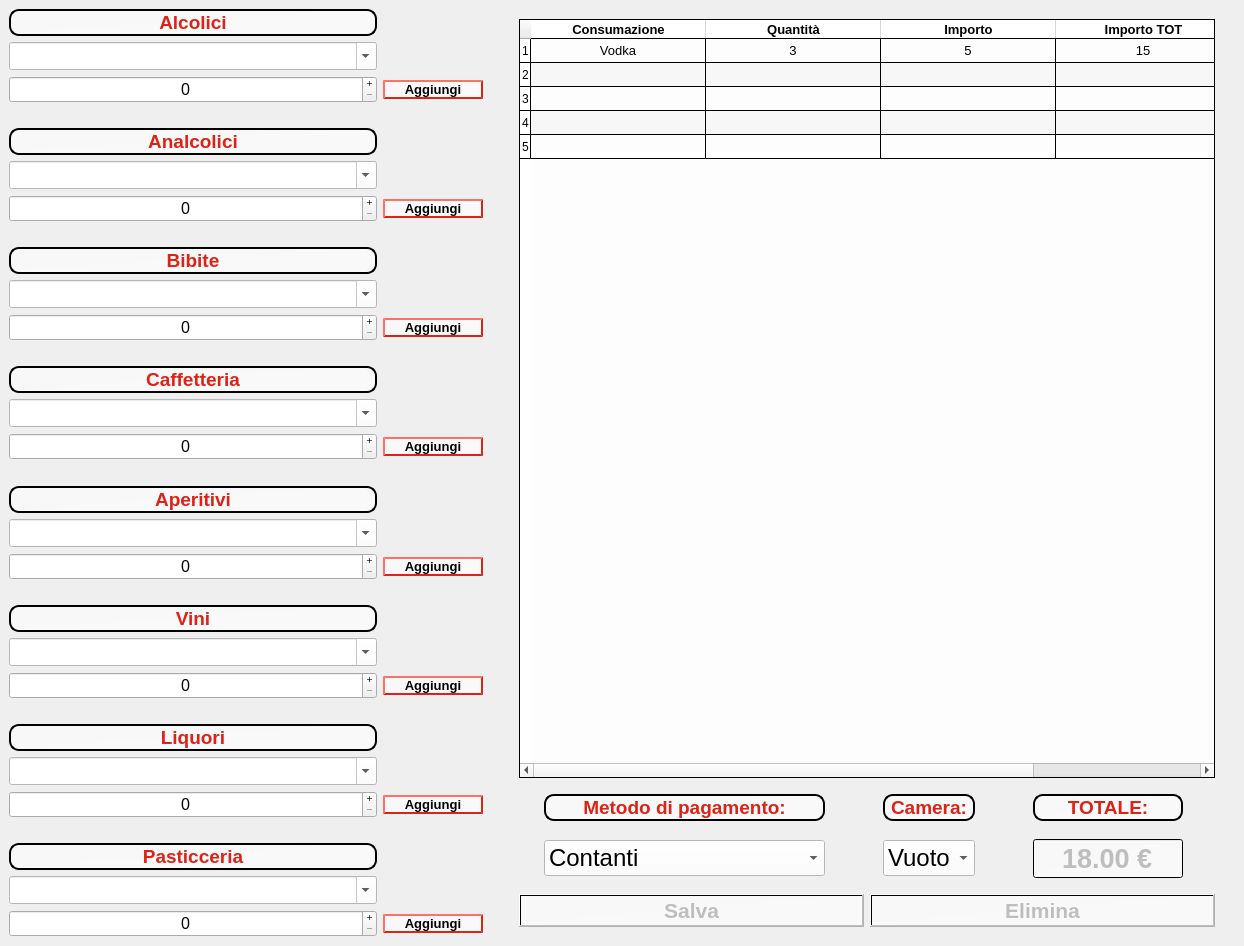
Above: ui/servizio_bar_2.ui from Raccispini/Progetto-Hotel before the change. Below: the same form after it.
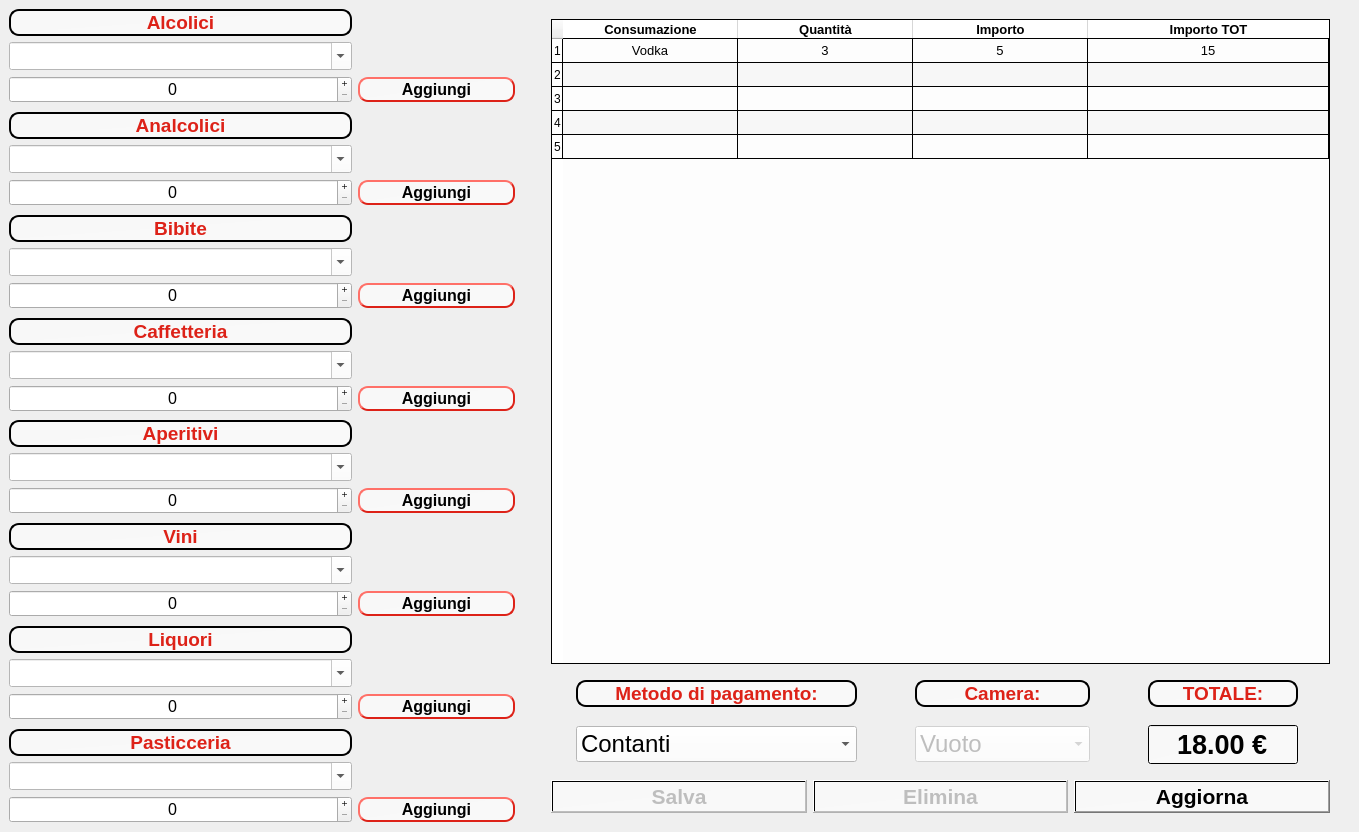
That is the form after the change. Icons and pictures are not drawn.

The edit to the form file:
```diff
--- a/ui/servizio_bar_2.ui
+++ b/ui/servizio_bar_2.ui
@@ -6,8 +6,8 @@
    <rect>
     <x>0</x>
     <y>0</y>
-    <width>1244</width>
-    <height>946</height>
+    <width>1359</width>
+    <height>832</height>
    </rect>
   </property>
   <property name="windowTitle">
@@ -578,6 +578,12 @@
           <verstretch>0</verstretch>
          </sizepolicy>
         </property>
+        <property name="minimumSize">
+         <size>
+          <width>157</width>
+          <height>25</height>
+         </size>
+        </property>
         <property name="maximumSize">
          <size>
           <width>100</width>
@@ -587,7 +593,7 @@
         <property name="font">
          <font>
           <family>Arial</family>
-          <pointsize>10</pointsize>
+          <pointsize>12</pointsize>
           <weight>75</weight>
           <bold>true</bold>
          </font>
@@ -612,6 +618,12 @@
       </item>
       <item row="18" column="1">
        <widget class="QPushButton" name="pB_aperitivi">
+        <property name="minimumSize">
+         <size>
+          <width>157</width>
+          <height>25</height>
+         </size>
+        </property>
         <property name="maximumSize">
          <size>
           <width>100</width>
@@ -621,7 +633,7 @@
         <property name="font">
          <font>
           <family>Arial</family>
-          <pointsize>10</pointsize>
+          <pointsize>12</pointsize>
           <weight>75</weight>
           <bold>true</bold>
          </font>
@@ -646,6 +658,12 @@
       </item>
       <item row="26" column="1">
        <widget class="QPushButton" name="pB_liquori">
+        <property name="minimumSize">
+         <size>
+          <width>157</width>
+          <height>25</height>
+         </size>
+        </property>
         <property name="maximumSize">
          <size>
           <width>100</width>
@@ -655,7 +673,7 @@
         <property name="font">
          <font>
           <family>Arial</family>
-          <pointsize>10</pointsize>
+          <pointsize>12</pointsize>
           <weight>75</weight>
           <bold>true</bold>
          </font>
@@ -1243,6 +1261,12 @@
       </item>
       <item row="6" column="1">
        <widget class="QPushButton" name="pB_analcolici">
+        <property name="minimumSize">
+         <size>
+          <width>157</width>
+          <height>25</height>
+         </size>
+        </property>
         <property name="maximumSize">
          <size>
           <width>100</width>
@@ -1252,7 +1276,7 @@
         <property name="font">
          <font>
           <family>Arial</family>
-          <pointsize>10</pointsize>
+          <pointsize>12</pointsize>
           <weight>75</weight>
           <bold>true</bold>
          </font>
@@ -1277,6 +1301,12 @@
       </item>
       <item row="22" column="1">
        <widget class="QPushButton" name="pB_vini">
+        <property name="minimumSize">
+         <size>
+          <width>157</width>
+          <height>25</height>
+         </size>
+        </property>
         <property name="maximumSize">
          <size>
           <width>100</width>
@@ -1286,7 +1316,7 @@
         <property name="font">
          <font>
           <family>Arial</family>
-          <pointsize>10</pointsize>
+          <pointsize>12</pointsize>
           <weight>75</weight>
           <bold>true</bold>
          </font>
@@ -1311,6 +1341,12 @@
       </item>
       <item row="10" column="1">
        <widget class="QPushButton" name="pB_bibite">
+        <property name="minimumSize">
+         <size>
+          <width>157</width>
+          <height>25</height>
+         </size>
+        </property>
         <property name="maximumSize">
          <size>
           <width>100</width>
@@ -1320,7 +1356,7 @@
         <property name="font">
          <font>
           <family>Arial</family>
-          <pointsize>10</pointsize>
+          <pointsize>12</pointsize>
           <weight>75</weight>
           <bold>true</bold>
          </font>
@@ -1358,6 +1394,12 @@
       </item>
       <item row="14" column="1">
        <widget class="QPushButton" name="pB_caffetteria">
+        <property name="minimumSize">
+         <size>
+          <width>157</width>
+          <height>25</height>
+         </size>
+        </property>
         <property name="maximumSize">
          <size>
           <width>100</width>
@@ -1367,7 +1409,7 @@
         <property name="font">
          <font>
           <family>Arial</family>
-          <pointsize>10</pointsize>
+          <pointsize>12</pointsize>
           <weight>75</weight>
           <bold>true</bold>
          </font>
@@ -1392,6 +1434,12 @@
       </item>
       <item row="30" column="1">
        <widget class="QPushButton" name="pB_pasticceria">
+        <property name="minimumSize">
+         <size>
+          <width>157</width>
+          <height>25</height>
+         </size>
+        </property>
         <property name="maximumSize">
          <size>
           <width>100</width>
@@ -1401,7 +1449,7 @@
         <property name="font">
          <font>
           <family>Arial</family>
-          <pointsize>10</pointsize>
+          <pointsize>12</pointsize>
           <weight>75</weight>
           <bold>true</bold>
          </font>
@@ -1813,7 +1861,7 @@
         <item row="1" column="3">
          <widget class="QLineEdit" name="LE_totaleconto">
           <property name="enabled">
-           <bool>false</bool>
+           <bool>true</bool>
           </property>
           <property name="sizePolicy">
            <sizepolicy hsizetype="Fixed" vsizetype="Fixed">
@@ -1856,7 +1904,7 @@
         <item row="1" column="1">
          <widget class="QComboBox" name="cB_camera">
           <property name="enabled">
-           <bool>true</bool>
+           <bool>false</bool>
           </property>
           <property name="font">
            <font>
@@ -1993,6 +2041,31 @@
           </property>
          </widget>
         </item>
+        <item>
+         <widget class="QPushButton" name="pB_aggiorna">
+          <property name="enabled">
+           <bool>true</bool>
+          </property>
+          <property name="font">
+           <font>
+            <family>Arial</family>
+            <pointsize>16</pointsize>
+            <weight>75</weight>
+            <bold>true</bold>
+           </font>
+          </property>
+          <property name="cursor">
+           <cursorShape>PointingHandCursor</cursorShape>
+          </property>
+          <property name="styleSheet">
+           <string notr="true">background-color: qlineargradient(spread:pad, x1:0, y1:0, x2:1, y2:1, stop:0 rgba(255, 255, 255, 140), stop:1 rgba(255, 255, 255, 165));
+background-image: url(:/resource_bar/tpg.png);</string>
+          </property>
+          <property name="text">
+           <string>Aggiorna</string>
+          </property>
+         </widget>
+        </item>
        </layout>
       </item>
      </layout>
```
Left out of the diff: 3 changed lines with no effect on the pictures.
